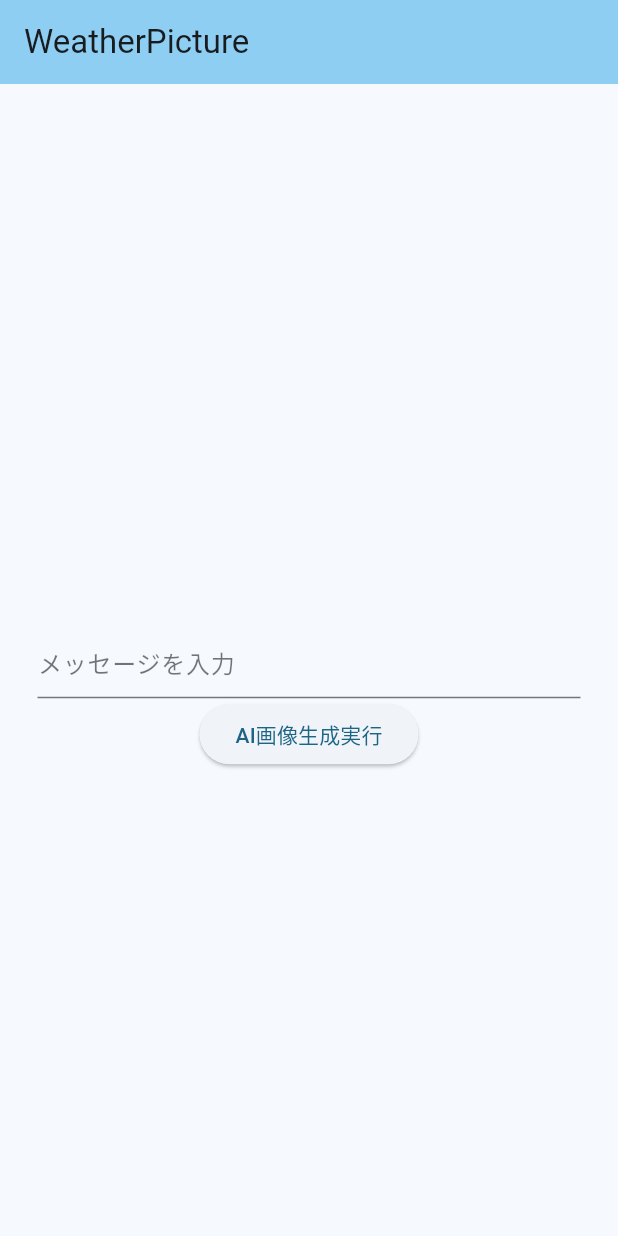
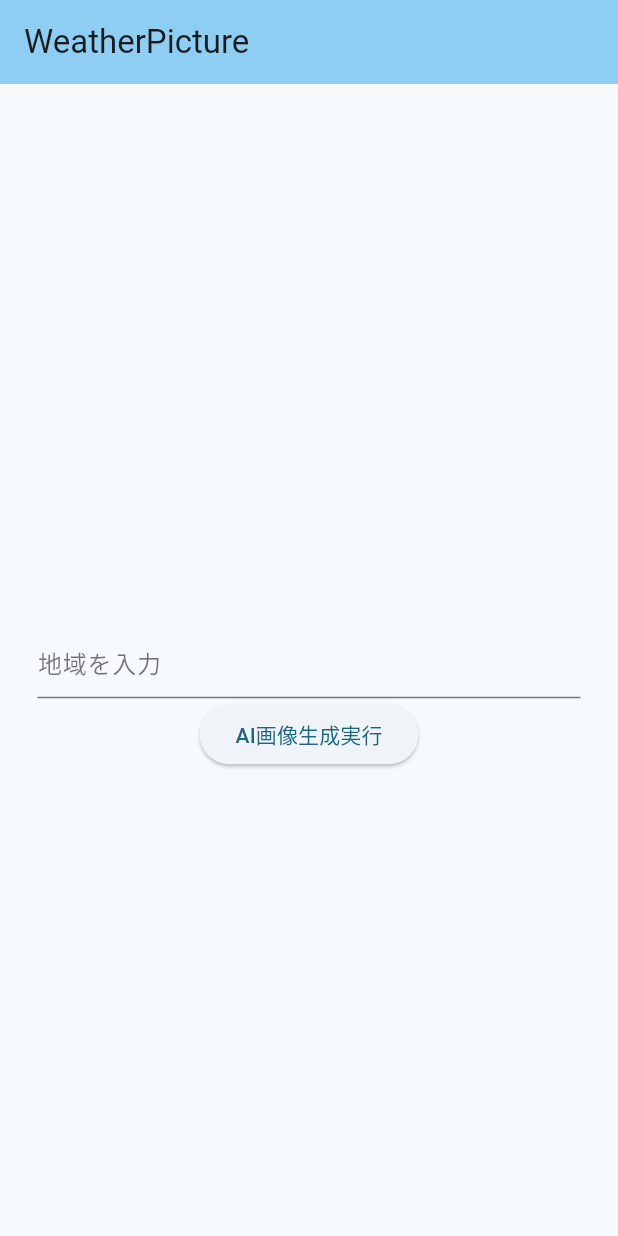
Before and after one commit to dkitagawa/riverpod_gpt_weather_picture, a Flutter app: the screen it shows after launch, after a tap on "AI画像生成実行", on a phone screen of 412 x 824 dp. Run offline on Flutter 3.47's test engine with Material 3 defaults, Android fonts, the phone set to English and light mode, and no system bars; our stand-ins replace flutter_riverpod.

Commit message:
地域と日付の変数定義、本日の日付取得、変数をハメ込んだプロンプト指定を実装

```diff
--- a/lib/main.dart
+++ b/lib/main.dart
@@ -2,6 +2,7 @@ import 'dart:convert';
 import 'package:flutter/material.dart';
 import 'package:flutter_riverpod/flutter_riverpod.dart';
 import 'package:http/http.dart' as http;
+import 'package:intl/intl.dart';
 
 class Response extends Notifier<String> {
   @override
@@ -129,7 +130,7 @@ class MyHomePage extends ConsumerWidget {
                 controller: _messageController,
                 maxLines: 1,
                 decoration: const InputDecoration(
-                  hintText: 'メッセージを入力',
+                  hintText: '地域を入力',
                   hintStyle: TextStyle(color: Colors.black54),
                 ),
               ),
@@ -140,13 +141,23 @@ class MyHomePage extends ConsumerWidget {
                   ElevatedButton(
                     child: const Text('AI画像生成実行'),
                     onPressed: (){
-                      var msg = _messageController.text.trim();
-                      if(msg.isEmpty){
+                      var areaForSearch = _messageController.text.trim();
+                      var dateForSearch = '今日';
+                      var prompt = '';
+
+                      if(areaForSearch.isEmpty){
                         _messageController.clear();
                         return;
                       }
+
+                      DateTime now = DateTime.now();
+                      DateFormat outputFormat = DateFormat('yyyy-MM-dd');
+                      dateForSearch = outputFormat.format(now);
+
+                      prompt = "${areaForSearch}の${dateForSearch}の1日の天気を、地域のシンボリックな建物を主役にして地上目線で表現してください。指定された地域名、日付、最高気温、最低気温、降水確率を個別に取得してから画像生成を始めてください。指定された地域名、日付、最高気温、最低気温、降水確率をコンパクトにまとめて表記。";
+
                       providerNotifier.clear();
-                        apiRequest(msg, ref);
+                        apiRequest(prompt, ref);
                     },
                   ),
                 ]
--- a/pubspec.yaml
+++ b/pubspec.yaml
@@ -38,6 +38,7 @@ dependencies:
   cupertino_icons: ^1.0.6
   flutter_riverpod: ^2.5.1
   riverpod_annotation: ^2.3.5
+  intl: ^0.19.0
 
 dev_dependencies:
   flutter_test:
```
Also changed, not shown: pubspec.lock.
